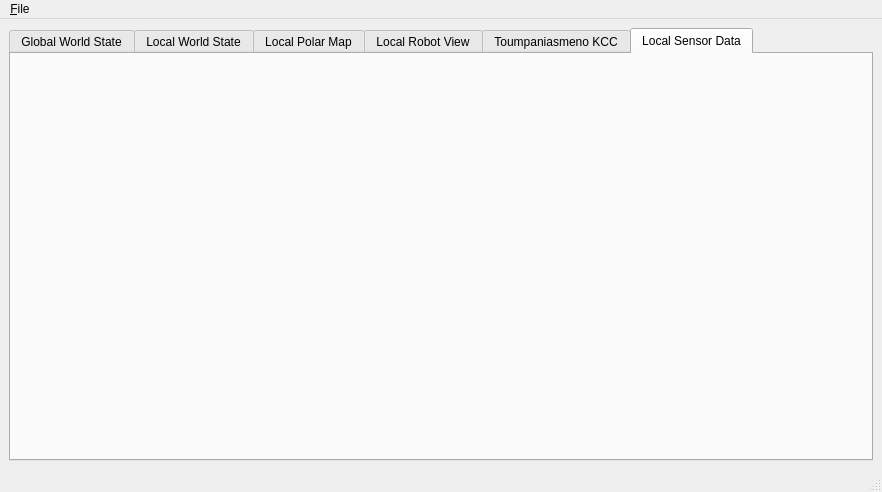
This is GUITools/KMonitor/KMonitor.ui in kouretes/Monas as Qt 5 draws it before an edit. The edited form follows.
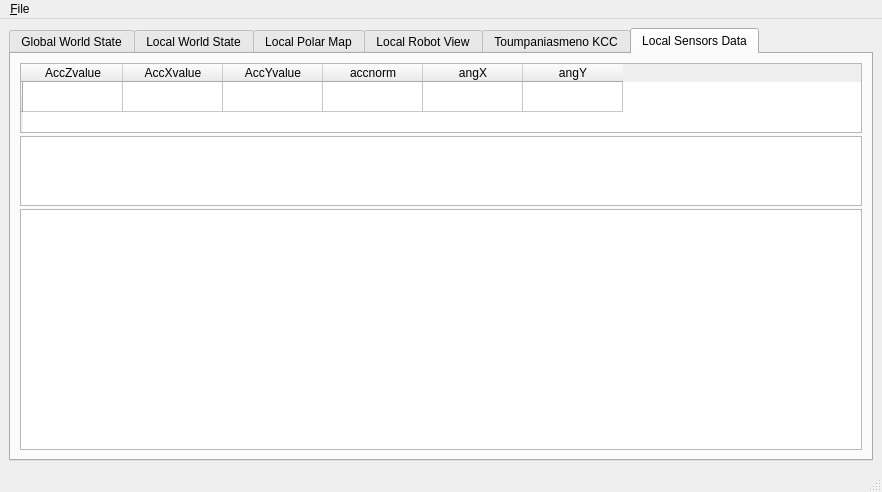
This is the edited form. The open tabs and pages were chosen to show the change. Custom widgets are drawn as their Qt base class.

Commit message: Local Sensors Data very first commit (6th tab for Kofi :))

```diff
--- a/GUITools/KMonitor/KMonitor.ui
+++ b/GUITools/KMonitor/KMonitor.ui
@@ -265,8 +265,80 @@
       </widget>
       <widget class="QWidget" name="LSDTab">
        <attribute name="title">
-        <string>Local Sensor Data</string>
+        <string>Local Sensors Data</string>
        </attribute>
+       <layout class="QVBoxLayout" name="verticalLayout_4">
+        <item>
+         <layout class="QVBoxLayout" name="verticalLayout_3" stretch="1,1,4">
+          <property name="spacing">
+           <number>3</number>
+          </property>
+          <item>
+           <widget class="QTableWidget" name="LSDTableWidget_1">
+            <property name="baseSize">
+             <size>
+              <width>0</width>
+              <height>0</height>
+             </size>
+            </property>
+            <property name="autoFillBackground">
+             <bool>false</bool>
+            </property>
+            <property name="frameShadow">
+             <enum>QFrame::Sunken</enum>
+            </property>
+            <property name="midLineWidth">
+             <number>0</number>
+            </property>
+            <property name="editTriggers">
+             <set>QAbstractItemView::NoEditTriggers</set>
+            </property>
+            <row>
+             <property name="text">
+              <string/>
+             </property>
+            </row>
+            <column>
+             <property name="text">
+              <string>AccZvalue</string>
+             </property>
+            </column>
+            <column>
+             <property name="text">
+              <string>AccXvalue</string>
+             </property>
+            </column>
+            <column>
+             <property name="text">
+              <string>AccYvalue</string>
+             </property>
+            </column>
+            <column>
+             <property name="text">
+              <string>accnorm</string>
+             </property>
+            </column>
+            <column>
+             <property name="text">
+              <string>angX</string>
+             </property>
+            </column>
+            <column>
+             <property name="text">
+              <string>angY</string>
+             </property>
+            </column>
+           </widget>
+          </item>
+          <item>
+           <widget class="QTableWidget" name="LSDTableWidget_2"/>
+          </item>
+          <item>
+           <widget class="QTableWidget" name="LSDTableWidget_3"/>
+          </item>
+         </layout>
+        </item>
+       </layout>
       </widget>
      </widget>
     </item>
```
Left out of the diff: 4 changed lines with no effect on the pictures. The commit also changes 1 other file.
